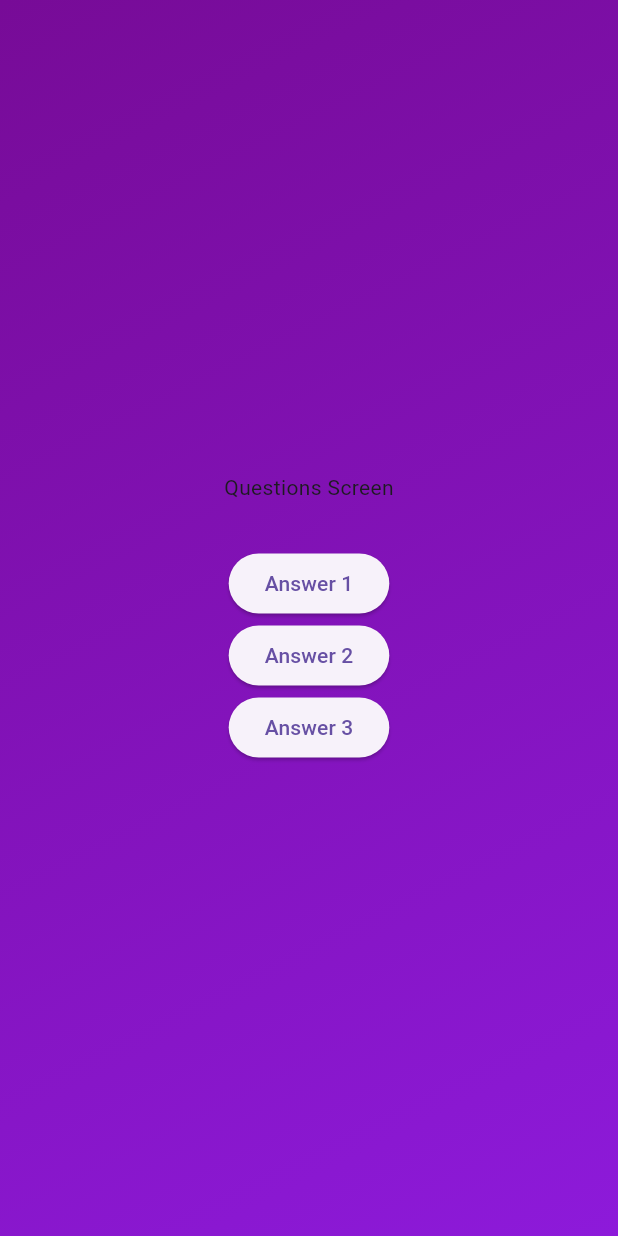
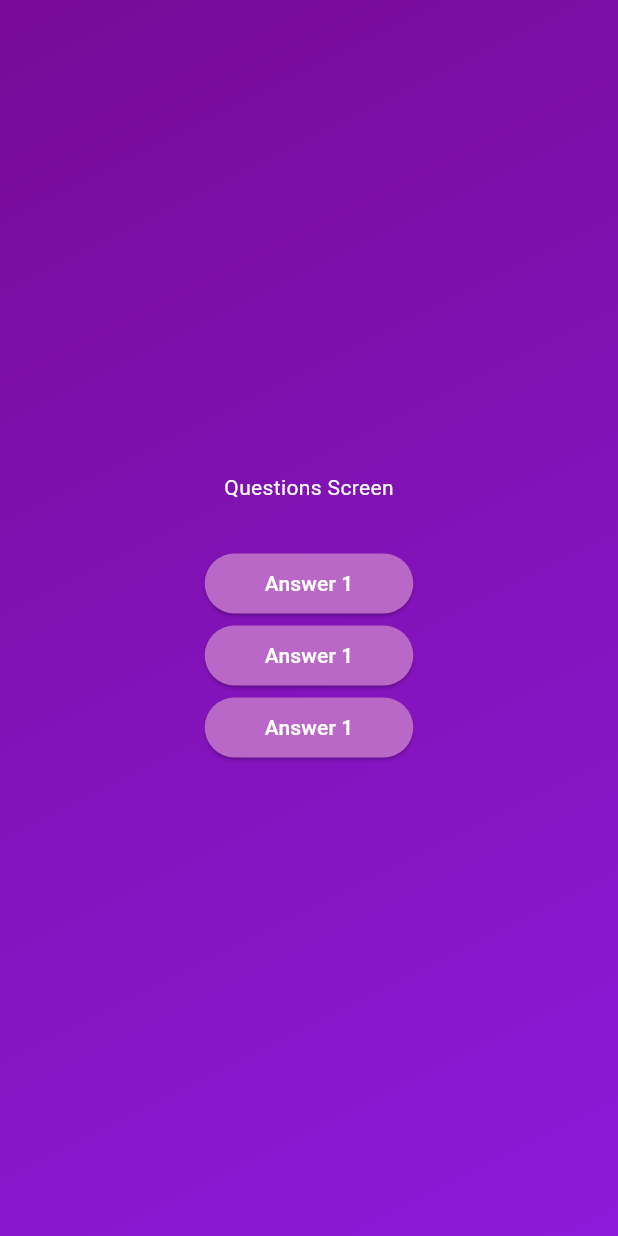
Before and after one commit to abhijithanandan/Flutter-Maximilian, a Flutter app: the screen it shows after launch, after a tap on "Start Quiz", on a phone screen of 412 x 824 dp. Run offline on Flutter 3.47's test engine with Material 3 defaults, Android fonts, the phone set to English and light mode, and no system bars.

Commit message:
Added style to text and button widgets of question screen

```diff
--- /dev/null
+++ b/quiz_app/lib/answer_button.dart
@@ -0,0 +1,27 @@
+import 'package:flutter/material.dart';
+
+class AnswerButton extends StatelessWidget {
+  const AnswerButton({
+    super.key,
+    required this.answerText,
+    required this.onTap,
+  });
+
+  final String answerText;
+  final void Function() onTap;
+
+  @override
+  Widget build(BuildContext context) {
+    return ElevatedButton(
+      onPressed: onTap,
+      style: ElevatedButton.styleFrom(
+          padding: const EdgeInsets.symmetric(horizontal: 40, vertical: 10),
+          backgroundColor: Colors.purple.shade300,
+          foregroundColor: Colors.white,
+          shape: RoundedRectangleBorder(
+            borderRadius: BorderRadius.circular(40),
+          )),
+      child: Text(answerText),
+    );
+  }
+}
--- a/quiz_app/lib/questions_screen.dart
+++ b/quiz_app/lib/questions_screen.dart
@@ -1,4 +1,5 @@
 import 'package:flutter/material.dart';
+import 'package:quiz_app/answer_button.dart';
 
 class QuestionsScreen extends StatefulWidget {
   const QuestionsScreen({super.key});
@@ -15,20 +16,14 @@ class _QuestionsScreenState extends State<QuestionsScreen> {
       child: Column(
         mainAxisAlignment: MainAxisAlignment.center,
         children: [
-          const Text('Questions Screen'),
+          const Text(
+            'Questions Screen',
+            style: TextStyle(color: Colors.white),
+          ),
           const SizedBox(height: 30),
-          ElevatedButton(
-            onPressed: () {},
-            child: const Text('Answer 1'),
-          ),
-          ElevatedButton(
-            onPressed: () {},
-            child: const Text('Answer 2'),
-          ),
-          ElevatedButton(
-            onPressed: () {},
-            child: const Text('Answer 3'),
-          ),
+          AnswerButton(answerText: 'Answer 1', onTap: () {}),
+          AnswerButton(answerText: 'Answer 1', onTap: () {}),
+          AnswerButton(answerText: 'Answer 1', onTap: () {}),
         ],
       ),
     );
```
